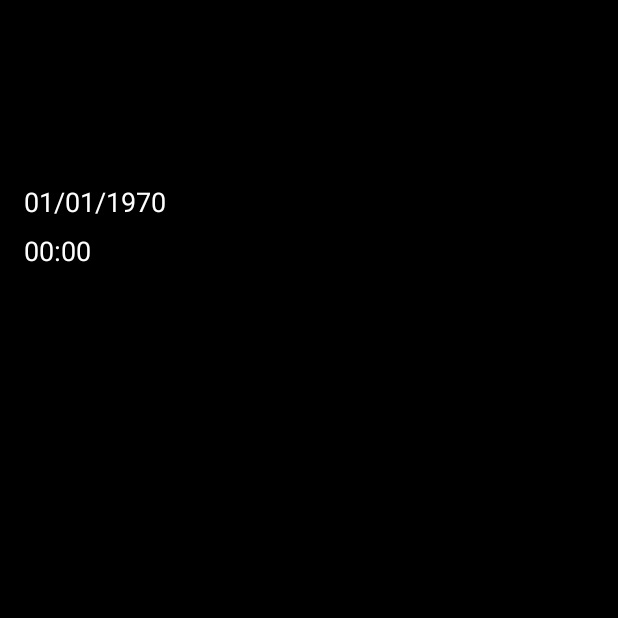
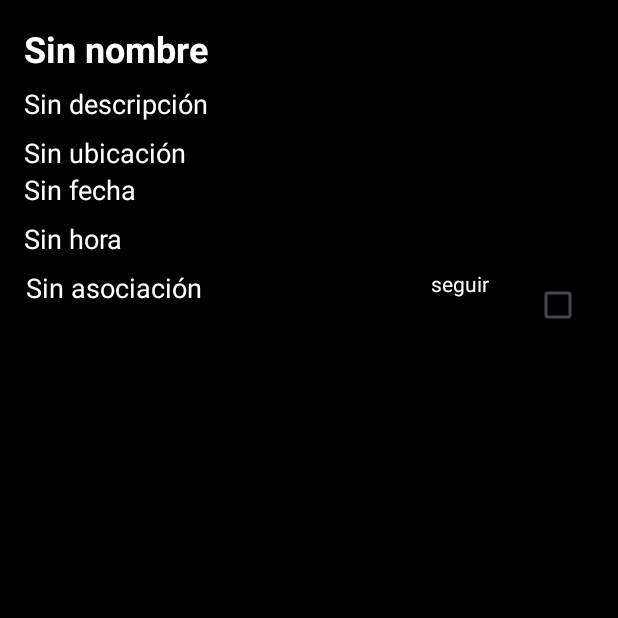
Before and after one commit to ElKalto/EventVault, an Android app: the DetallesEvento screen opened directly, with no data from a screen before it, on a phone screen of 412 x 824 dp, the top half of it. Run offline under Robolectric (Android 15) with nearby library versions, the phone set to English and light mode, and no system bars.

Commit message:
Vuelve a funcionar todo 3.0 detalles de eventos check menos fecha.

```diff
--- a/app/src/main/java/com/example/eventvault/modelo/DetallesEvento.java
+++ b/app/src/main/java/com/example/eventvault/modelo/DetallesEvento.java
@@ -1,10 +1,12 @@
 package com.example.eventvault.modelo;
-
-import androidx.appcompat.app.AppCompatActivity;
 
 import android.content.Intent;
 import android.os.Bundle;
+import android.util.Log;
+import android.widget.CheckBox;
 import android.widget.TextView;
+
+import androidx.appcompat.app.AppCompatActivity;
 
 import com.example.eventvault.R;
 
@@ -13,41 +15,43 @@ import java.util.Date;
 import java.util.Locale;
 
 public class DetallesEvento extends AppCompatActivity {
-
     @Override
     protected void onCreate(Bundle savedInstanceState) {
         super.onCreate(savedInstanceState);
         setContentView(R.layout.activity_detalles_evento);
 
-        // Obtener los extras del Intent
         Intent intent = getIntent();
+
+        // Log para verificar los datos recibidos
+        Log.d("DetallesEvento", "Intent recibido: " + intent.getExtras());
+
         String nombre = intent.getStringExtra("nombre");
         String descripcion = intent.getStringExtra("descripcion");
         String ubicacion = intent.getStringExtra("ubicacion");
-        long fecha = intent.getLongExtra("fecha", 0);
-        String creador = intent.getStringExtra("creador");
+        long fecha = intent.getLongExtra("fecha", 0); // Asegúrate de obtener correctamente el tiempo en milisegundos
         String nombreAsociacion = intent.getStringExtra("nombreAsociacion");
 
-        // Mostrar los detalles del evento en la interfaz de usuario
         TextView textViewNombre = findViewById(R.id.textViewNombre);
         TextView textViewDescripcion = findViewById(R.id.textViewDescripcion);
         TextView textViewUbicacion = findViewById(R.id.textViewUbicacion);
         TextView textViewFecha = findViewById(R.id.textViewFecha);
         TextView textViewHora = findViewById(R.id.textViewHora);
-        TextView textViewCreador = findViewById(R.id.textViewAsociacion);
+        TextView textViewAsociacion = findViewById(R.id.textViewAsociacion);
 
-        textViewNombre.setText(nombre);
-        textViewDescripcion.setText(descripcion);
-        textViewUbicacion.setText(ubicacion);
-        textViewCreador.setText(nombreAsociacion);
+        textViewNombre.setText(nombre != null ? nombre : "Sin nombre");
+        textViewDescripcion.setText(descripcion != null ? descripcion : "Sin descripción");
+        textViewUbicacion.setText(ubicacion != null ? ubicacion : "Sin ubicación");
+        textViewAsociacion.setText(nombreAsociacion != null ? nombreAsociacion : "Sin asociación");
 
-        // Convertir la fecha y la hora a formatos legibles y mostrarlos
-        SimpleDateFormat sdfFecha = new SimpleDateFormat("dd/MM/yyyy", Locale.getDefault());
-        String fechaFormateada = sdfFecha.format(new Date(fecha));
-        textViewFecha.setText(fechaFormateada);
+        if (fecha > 0) {
+            SimpleDateFormat sdfFecha = new SimpleDateFormat("dd/MM/yyyy", Locale.getDefault());
+            SimpleDateFormat sdfHora = new SimpleDateFormat("HH:mm", Locale.getDefault());
 
-        SimpleDateFormat sdfHora = new SimpleDateFormat("HH:mm", Locale.getDefault());
-        String horaFormateada = sdfHora.format(new Date(fecha));
-        textViewHora.setText(horaFormateada);
+            textViewFecha.setText(sdfFecha.format(new Date(fecha)));
+            textViewHora.setText(sdfHora.format(new Date(fecha)));
+        } else {
+            textViewFecha.setText("Sin fecha");
+            textViewHora.setText("Sin hora");
+        }
     }
 }
--- a/app/src/main/res/layout/activity_detalles_evento.xml
+++ b/app/src/main/res/layout/activity_detalles_evento.xml
@@ -1,5 +1,5 @@
-<?xml version="1.0" encoding="utf-8"?>
-<RelativeLayout xmlns:android="http://schemas.android.com/apk/res/android"
+<RelativeLayout
+    xmlns:android="http://schemas.android.com/apk/res/android"
     xmlns:tools="http://schemas.android.com/tools"
     android:layout_width="match_parent"
     android:layout_height="match_parent"
@@ -11,7 +11,6 @@
         android:layout_width="match_parent"
         android:layout_height="wrap_content"
         android:layout_marginBottom="8dp"
-        android:text="Nombre del Evento"
         android:textColor="#FFFFFF"
         android:textSize="24sp"
         android:textStyle="bold" />
@@ -22,7 +21,6 @@
         android:layout_height="wrap_content"
         android:layout_below="@id/textViewNombre"
         android:layout_marginBottom="8dp"
-        android:text="Descripción del Evento"
         android:textColor="#FFFFFF"
         android:textSize="18sp" />
 
@@ -31,8 +29,6 @@
         android:layout_width="match_parent"
         android:layout_height="wrap_content"
         android:layout_below="@id/textViewDescripcion"
-        android:layout_marginBottom="8dp"
-        android:text="Ubicación"
         android:textColor="#FFFFFF"
         android:textSize="18sp" />
 
@@ -42,7 +38,6 @@
         android:layout_height="wrap_content"
         android:layout_below="@id/textViewUbicacion"
         android:layout_marginBottom="8dp"
-        android:text="Fecha del Evento"
         android:textColor="#FFFFFF"
         android:textSize="18sp" />
 
@@ -52,19 +47,46 @@
         android:layout_height="wrap_content"
         android:layout_below="@id/textViewFecha"
         android:layout_marginBottom="8dp"
-        android:text="Hora del Evento"
         android:textColor="#FFFFFF"
         android:textSize="18sp" />
 
-    <TextView
-        android:id="@+id/textViewAsociacion"
+    <RelativeLayout
         android:layout_width="match_parent"
         android:layout_height="wrap_content"
-        android:layout_below="@+id/textViewHora"
-        android:layout_marginTop="8dp"
-        android:layout_marginBottom="8dp"
-        android:text="Hora del Evento"
-        android:textColor="#FFFFFF"
-        android:textSize="18sp" />
+        android:layout_below="@id/textViewHora"
+        android:layout_marginBottom="16dp">
+
+        <TextView
+            android:id="@+id/textViewAsociacion"
+            android:layout_width="192dp"
+            android:layout_height="37dp"
+            android:layout_alignParentStart="true"
+            android:layout_alignParentEnd="true"
+            android:layout_marginStart="1dp"
+            android:layout_marginEnd="186dp"
+            android:width="100px"
+            android:minWidth="50px"
+            android:textColor="#FFFFFF"
+            android:textSize="18sp" />
+
+        <TextView
+            android:id="@+id/textView5"
+            android:layout_width="wrap_content"
+            android:layout_height="36dp"
+            android:layout_alignParentStart="true"
+            android:layout_marginStart="271dp"
+            android:layout_marginEnd="5dp"
+            android:layout_toStartOf="@+id/checkBoxEmpresa"
+            android:text="seguir"
+            android:textColor="#FFFFFF" />
+
+        <CheckBox
+            android:id="@+id/checkBoxEmpresa"
+            android:layout_width="wrap_content"
+            android:layout_height="wrap_content"
+            android:layout_alignParentRight="true"
+            android:layout_marginLeft="16dp"
+            android:layout_gravity="center_vertical"/>
+    </RelativeLayout>
 
 </RelativeLayout>
```
Also changed, not shown: app/src/main/java/com/example/eventvault/CreacionEvento.java (+58 -14 lines), app/src/main/java/com/example/eventvault/EventosSemana.java (+10 -23 lines), app/src/main/java/com/example/eventvault/modelo/Evento.java (+23 -55 lines).
